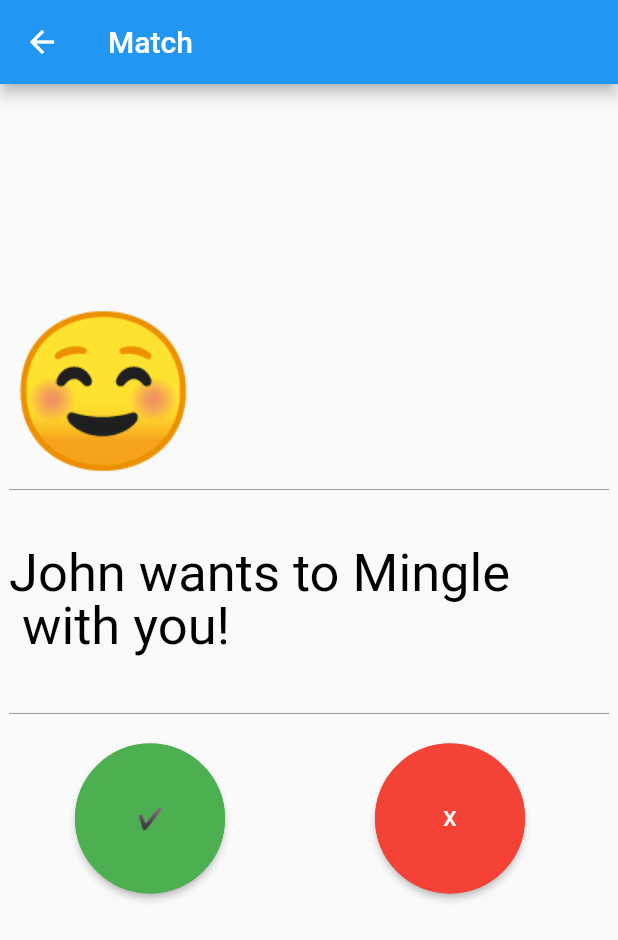
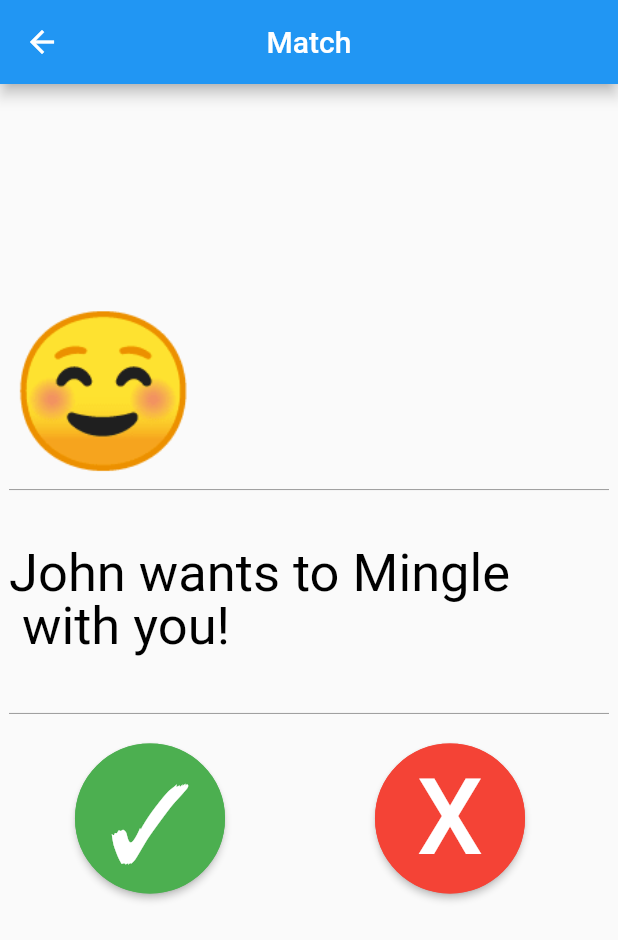
Before and after one commit to softeng-feup/open-cx-powerrangers, a Flutter app: the Match screen opened directly, on a phone screen of 412 x 824 dp. Shown: the top 940 px of the screen. Run offline on Flutter 3.47's test engine with Material 2 defaults, Android fonts, the phone set to English and light mode, and no system bars.

Commit message:
Tested match

```diff
--- a/flutter_app/lib/app_screens/main_Menu.dart
+++ b/flutter_app/lib/app_screens/main_Menu.dart
@@ -18,7 +18,8 @@ class _MainMenuState extends State<MainMenu> {
         length: 2,
         child: Scaffold(
           appBar: AppBar(
-            title: Text('Mingler', textAlign: TextAlign.center),
+            title: Text('Mingler'),
+            centerTitle: true,
             bottom: TabBar(
               tabs: [
                 Tab(text: 'Home Page'),
--- a/flutter_app/lib/app_screens/match.dart
+++ b/flutter_app/lib/app_screens/match.dart
@@ -18,7 +18,8 @@ class _MatchState extends State<Match> {
       // TODO - Adicionar botao edit, permite utilizador editar perfil
       //resizeToAvoidBottomInset: false,
       appBar: AppBar(
-        title: Text('Match', textAlign: TextAlign.justify,), //make this centered
+        title: Text('Match'),
+          centerTitle: true,
       ),
       body: Center(
         child: SingleChildScrollView(
@@ -119,7 +120,7 @@ class _MatchState extends State<Match> {
             },
             textColor: Colors.white,
             color: Colors.green,
-            child: Text("✔"),
+            child: Text("✓", textScaleFactor: 5),
           ),
         ),
       ],
@@ -145,7 +146,7 @@ class _MatchState extends State<Match> {
             },
             textColor: Colors.white,
             color: Colors.red,
-            child: Text("X"),
+            child: Text("X", textScaleFactor: 5),
           ),
         ),
       ],
```
Also changed, not shown: flutter_app/lib/app_screens/user_register.dart (+5 -2 lines).
